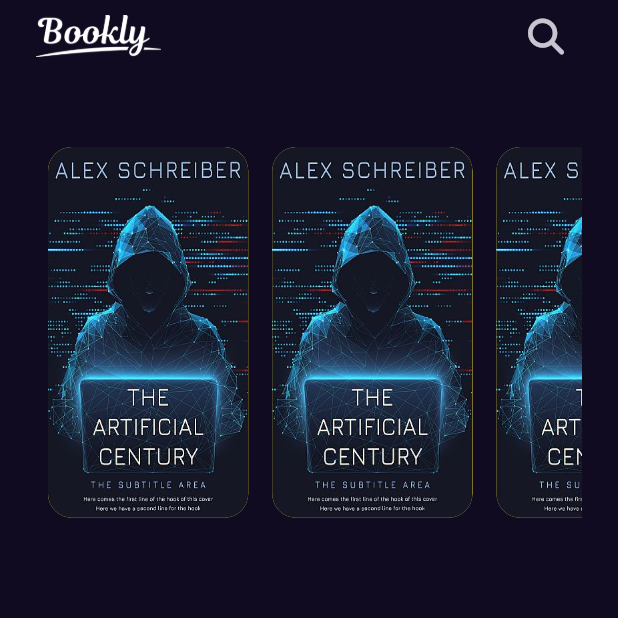
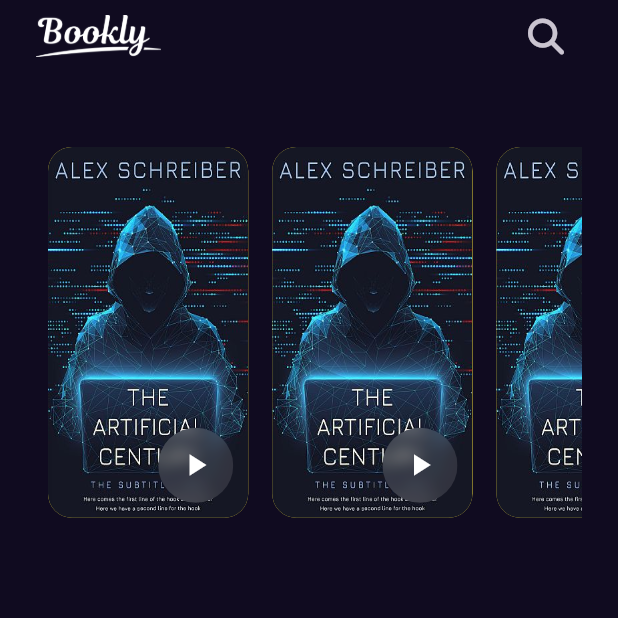
Before and after one commit to OmarAlbaz-flutter/bookly, a Flutter app: the screen it shows after launch, on a phone screen of 412 x 824 dp, the top half of it. Run offline on Flutter 3.47's test engine with Material 3 defaults, Android fonts, the phone set to English and light mode, and no system bars; our stand-ins replace font_awesome_flutter, get.

Commit message:
adding custom play button to the listview item

```diff
--- /dev/null
+++ b/lib/core/utils/style.dart
@@ -0,0 +1 @@
+abstract class Styles {}
--- /dev/null
+++ b/lib/features/home/presentation/views/widgets/custom_play_button.dart
@@ -0,0 +1,31 @@
+import 'dart:ui';
+import 'package:flutter/material.dart';
+
+class CustomPlayButtom extends StatelessWidget {
+  const CustomPlayButtom({super.key});
+
+  @override
+  Widget build(BuildContext context) {
+    return GestureDetector(
+      onTap: () {},
+      child: ClipOval(
+        child: BackdropFilter(
+          filter: ImageFilter.blur(sigmaX: 5, sigmaY: 5),
+          child: Container(
+            width: 50,
+            height: 50,
+            decoration: BoxDecoration(
+              color: Colors.white.withAlpha(30),
+            ),
+            child: const Center(
+              child: Icon(
+                Icons.play_arrow,
+                color: Colors.white,
+              ),
+            ),
+          ),
+        ),
+      ),
+    );
+  }
+}
--- a/lib/features/home/presentation/views/widgets/featured_listview_item.dart
+++ b/lib/features/home/presentation/views/widgets/featured_listview_item.dart
@@ -1,4 +1,5 @@
 import 'package:bookly_app/core/utils/assets.dart';
+import 'package:bookly_app/features/home/presentation/views/widgets/custom_play_button.dart';
 import 'package:flutter/material.dart';
 
 class FeaturedListViewItem extends StatelessWidget {
@@ -8,7 +9,9 @@ class FeaturedListViewItem extends StatelessWidget {
   Widget build(BuildContext context) {
     return AspectRatio(
       aspectRatio: 2.7 / 5,
-      child: Container(
+      child: Stack(
+        children: [
+          Container(
             decoration: BoxDecoration(
               borderRadius: BorderRadius.circular(16),
               color: Colors.yellow,
@@ -20,6 +23,13 @@ class FeaturedListViewItem extends StatelessWidget {
               ),
             ),
           ),
+          Positioned(
+            bottom: 10,
+            right: 10,
+            child: CustomPlayButtom(),
+          ),
+        ],
+      ),
     );
   }
 }
--- a/lib/features/splash/presentation/views/widgets/splash_view_body.dart
+++ b/lib/features/splash/presentation/views/widgets/splash_view_body.dart
@@ -1,5 +1,5 @@
 import 'package:bookly_app/core/utils/assets.dart';
-import 'package:bookly_app/core/utils/constants.dart';
+import 'package:bookly_app/constants.dart';
 import 'package:bookly_app/features/home/presentation/views/home_view.dart';
 import 'package:bookly_app/features/splash/presentation/views/widgets/sliding_text.dart';
 import 'package:flutter/material.dart';
--- a/lib/main.dart
+++ b/lib/main.dart
@@ -1,4 +1,4 @@
-import 'package:bookly_app/core/utils/constants.dart';
+import 'package:bookly_app/constants.dart';
 import 'package:bookly_app/features/splash/presentation/views/splash_view.dart';
 import 'package:flutter/material.dart';
 import 'package:get/get.dart';
```
Also changed, not shown: lib/constants.dart (renamed from lib/core/utils/constants.dart). Lines whose indentation alone changed are shown as unchanged.
